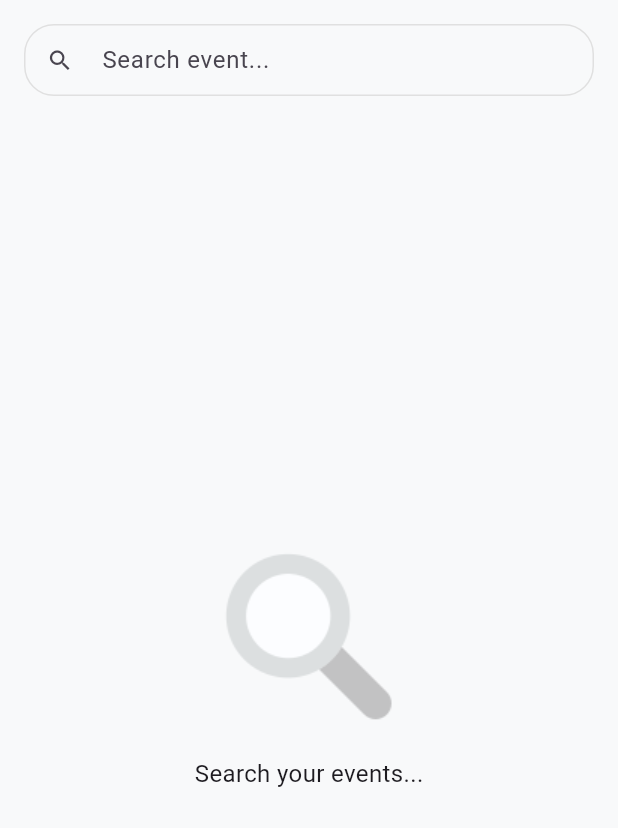
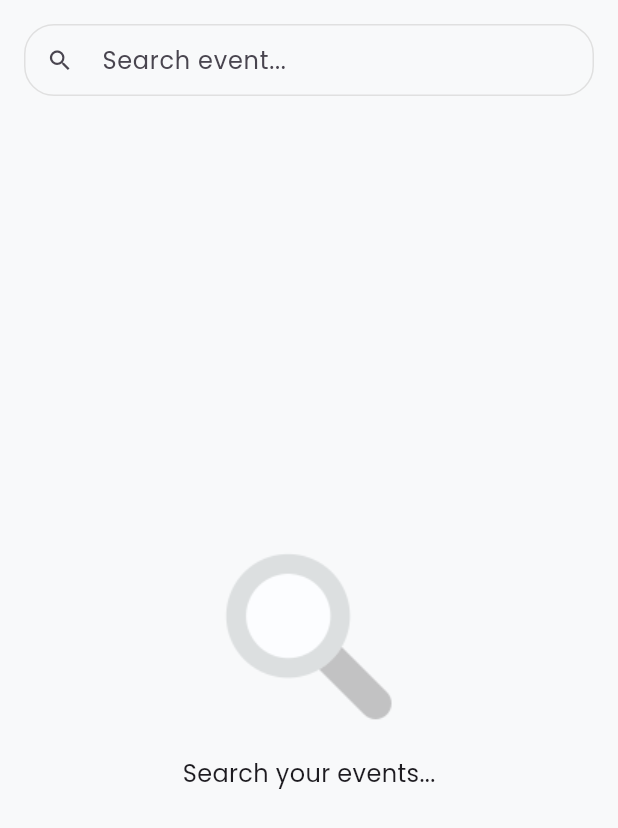
Before and after one commit to ahmadsufyan455/dicoding-event, a Flutter app: the SearchScreen screen opened by its route, on a phone screen of 412 x 824 dp. Shown: the top 828 px of the screen. Run offline on Flutter 3.47's test engine with Material 3 defaults, Android fonts, the phone set to English and light mode, and no system bars; our stand-ins replace cached_network_image, carousel_slider, connectivity_plus, dio, flutter_bloc, flutter_html and 6 more; generated files the repository leaves out were written again; network calls fail.

Commit message:
change font family to poppins

```diff
--- a/lib/core/theme/theme.dart
+++ b/lib/core/theme/theme.dart
@@ -1,13 +1,16 @@
+import 'package:dicoding_event/gen/fonts.gen.dart';
 import 'package:flutter/material.dart';
 
 class AppTheme {
   static ThemeData lightTheme = ThemeData(
     brightness: Brightness.light,
     scaffoldBackgroundColor: const Color(0xFFF8F9FA),
+    fontFamily: FontFamily.poppins,
   );
 
   static ThemeData darkTheme = ThemeData(
     brightness: Brightness.dark,
     scaffoldBackgroundColor: const Color(0xFF121212),
+    fontFamily: FontFamily.poppins,
   );
 }
--- /dev/null
+++ b/lib/gen/fonts.gen.dart
@@ -0,0 +1,18 @@
+/// GENERATED CODE - DO NOT MODIFY BY HAND
+/// *****************************************************
+///  FlutterGen
+/// *****************************************************
+
+// coverage:ignore-file
+// ignore_for_file: type=lint
+// ignore_for_file: directives_ordering,unnecessary_import,implicit_dynamic_list_literal,deprecated_member_use
+
+class FontFamily {
+  FontFamily._();
+
+  /// Font family: Montserrat
+  static const String montserrat = 'Montserrat';
+
+  /// Font family: Poppins
+  static const String poppins = 'Poppins';
+}
```
Also changed, not shown: pubspec.yaml (+7 -6 lines), assets/fonts/montserrat_regular.ttf (added), assets/fonts/poppins_regular.ttf (added).
